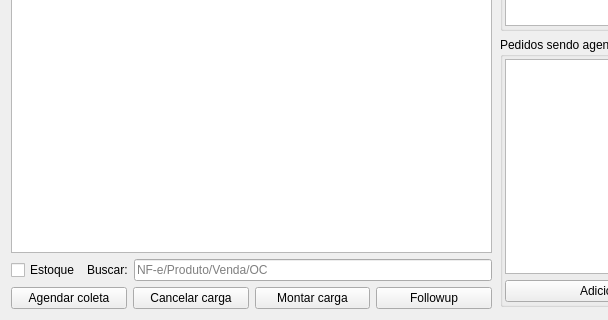
Old version of the form ui/widgetlogisticaagendarcoleta.ui in the repository darktorres/ERP-STACCATO; both pictures show x 0 to 608 and y 318 to 638 of the 1279 by 638 pixel window.
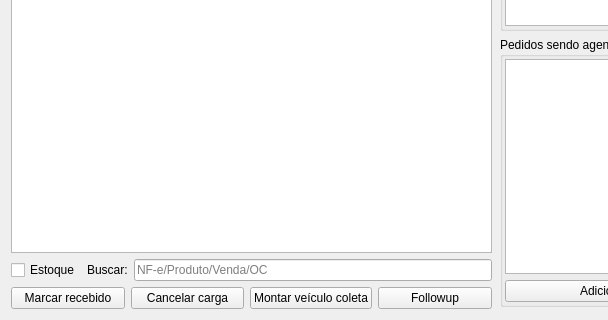
New version of the form. Custom widgets are drawn as their Qt base class.

Commit message: Permitir receber estoque sem agendar coleta

The edit to the form file:
```diff
--- a/ui/widgetlogisticaagendarcoleta.ui
+++ b/ui/widgetlogisticaagendarcoleta.ui
@@ -105,7 +105,7 @@
      <item>
       <widget class="QPushButton" name="pushButtonAgendarColeta">
        <property name="text">
-        <string>Agendar coleta</string>
+        <string>Marcar recebido</string>
        </property>
       </widget>
      </item>
@@ -125,7 +125,7 @@
         <bool>true</bool>
        </property>
        <property name="text">
-        <string>Montar carga</string>
+        <string>Montar veículo coleta</string>
        </property>
       </widget>
      </item>
```
The commit also changes 2 other files.
